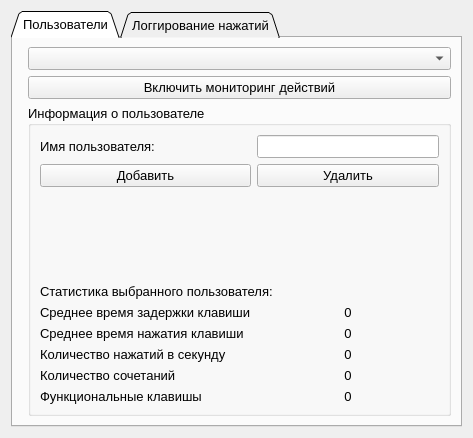
Qt form SystemProgramming/static/MainForm.ui (Savital/BMSTU) before a commit.
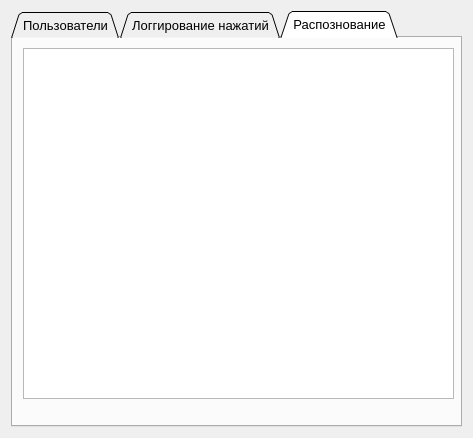
The same form after that commit. The open tabs and pages were chosen to show the change.

```diff
--- a/SystemProgramming/static/MainForm.ui
+++ b/SystemProgramming/static/MainForm.ui
@@ -115,14 +115,14 @@
             <item row="7" column="0">
              <widget class="QLabel" name="label_5">
               <property name="text">
-               <string>Среднее время задержки клавиши</string>
+               <string>Среднее время удержания клавиши</string>
               </property>
              </widget>
             </item>
             <item row="8" column="0">
              <widget class="QLabel" name="label_6">
               <property name="text">
-               <string>Среднее время нажатия клавиши</string>
+               <string>Среднее время поиска клавиши</string>
               </property>
              </widget>
             </item>
@@ -166,7 +166,7 @@
             <item row="11" column="0">
              <widget class="QLabel" name="label_15">
               <property name="text">
-               <string>Функциональные клавишы</string>
+               <string>Количество функциональных клавиш</string>
               </property>
              </widget>
             </item>
@@ -232,6 +232,21 @@
        </item>
       </layout>
      </widget>
+     <widget class="QWidget" name="tab">
+      <attribute name="title">
+       <string>Распознование</string>
+      </attribute>
+      <widget class="QTextEdit" name="textEdit">
+       <property name="geometry">
+        <rect>
+         <x>10</x>
+         <y>10</y>
+         <width>431</width>
+         <height>351</height>
+        </rect>
+       </property>
+      </widget>
+     </widget>
     </widget>
    </item>
   </layout>
```
